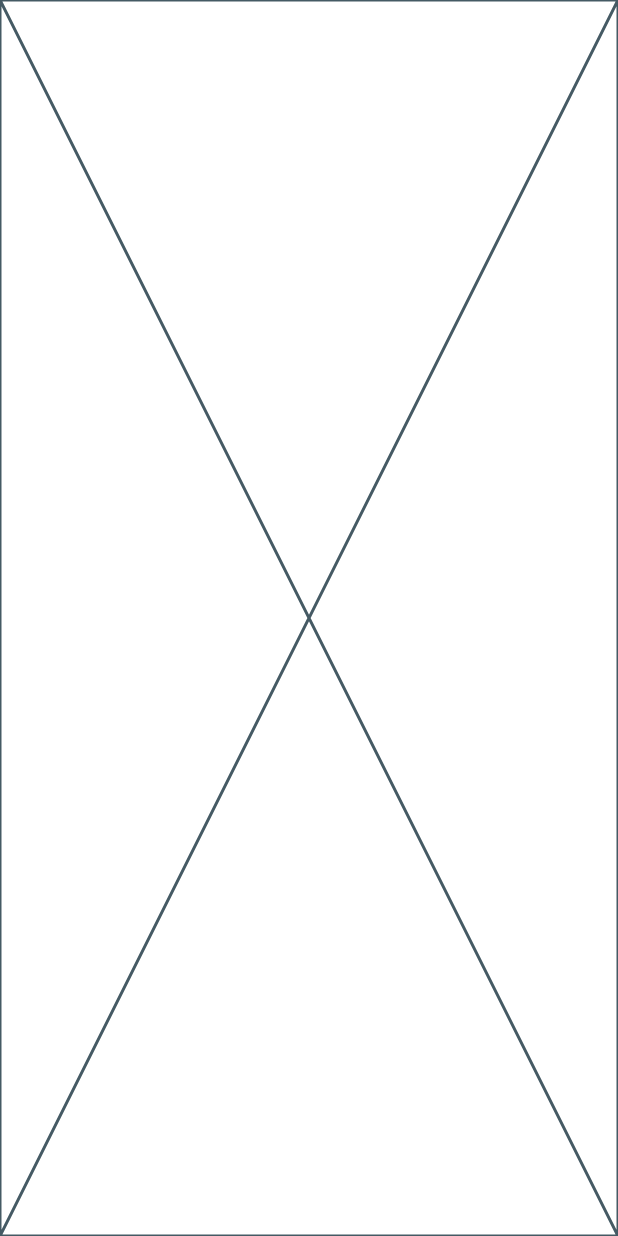
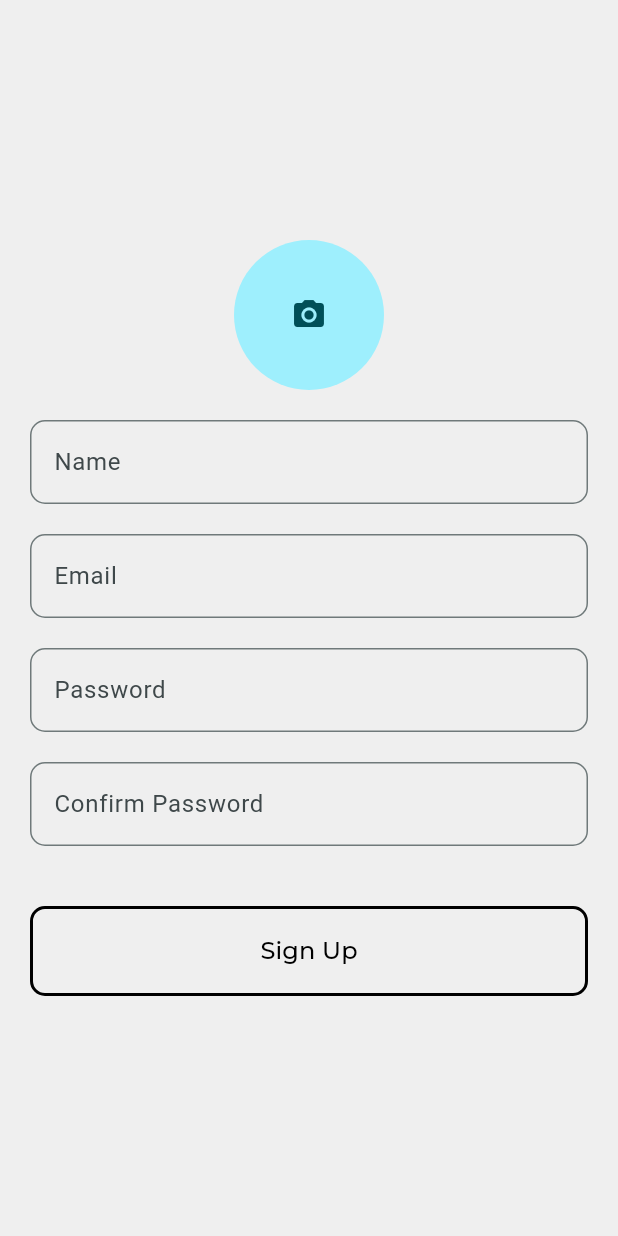
Before and after one commit to Flutter-GG/HW-2, a Flutter app: the screen it shows after launch, after a tap on "Register", on a phone screen of 412 x 824 dp. Run offline on Flutter 3.47's test engine with Material 2 defaults, Android fonts, the light colour scheme and no system bars; our stand-ins replace animated_splash_screen, google_fonts, image_picker, page_transition.

Commit message:
Added SignUp and Login Views

```diff
--- /dev/null
+++ b/lib/App/Models/result_model.dart
@@ -0,0 +1,8 @@
+class Result {
+  final bool isSuccess;
+  final String? errorMessage;
+
+  Result({required this.isSuccess, this.errorMessage});
+
+
+}
--- /dev/null
+++ b/lib/App/Models/user_model.dart
@@ -0,0 +1,19 @@
+import 'blog_model.dart';
+
+class User {
+  final int userId;
+  final String userName;
+  final String userEmail;
+  final String password;
+  final String profileImagePath;
+  final List<Blog> blogsWritten;
+
+  User({
+    required this.userId,
+    required this.userName,
+    required this.userEmail,
+    required this.password,
+    required this.profileImagePath,
+    required this.blogsWritten,
+  });
+}
--- /dev/null
+++ b/lib/App/ViewModels/authentication_viewmodel.dart
@@ -0,0 +1,12 @@
+import 'package:flutter/foundation.dart';
+import 'signup_viewmodel.dart';
+
+class AuthViewModel with ChangeNotifier {
+  final UserViewModel _userViewModel = UserViewModel();
+
+  Future<bool> login(String email, String password) async {
+    bool isAuthenticated = _userViewModel.authenticateUser(email, password);
+
+    return isAuthenticated;
+  }
+}
--- /dev/null
+++ b/lib/App/ViewModels/signup_viewmodel.dart
@@ -0,0 +1,110 @@
+import 'dart:async';
+import '../Models/result_model.dart';
+import '../Models/user_model.dart';
+import 'package:image_picker/image_picker.dart';
+
+class UserViewModel {
+  final users = <User>[];
+
+  String userName = '';
+  String userEmail = '';
+  String userPassword = '';
+  String confirmPassword = '';
+  XFile? profileImage;
+
+  final _imageStreamController = StreamController<XFile?>.broadcast();
+  Stream<XFile?> get imageStream => _imageStreamController.stream;
+
+  final ImagePicker _imagePicker = ImagePicker();
+
+  Future<void> pickImage() async {
+    final XFile? image = await _imagePicker.pickImage(source: ImageSource.gallery);
+    profileImage = image;
+    _imageStreamController.add(image);
+  }
+
+  bool isValidEmail(String email) {
+    final regex = RegExp(r"^[a-zA-Z0-9_.+-]+@[a-zA-Z0-9-]+\.[a-zA-Z0-9-.]+$");
+    return regex.hasMatch(email);
+  }
+
+  int? getUserIndexByEmail(String email) {
+    for (int i = 0; i < users.length; i++) {
+      if (users[i].userEmail == email) {
+        return i;
+      }
+    }
+    return null;
+  }
+
+  int generateUserId() {
+    return users.length;
+  }
+
+  Result registerUser({
+    required String userName,
+    required String userEmail,
+    required String password,
+    required String confirmPassword,
+    required String profileImagePath,
+  }) {
+    if (userName.isEmpty) {
+      return Result(isSuccess: false, errorMessage: "Name cannot be empty");
+    }
+
+    if (!isValidEmail(userEmail)) {
+      return Result(isSuccess: false, errorMessage: "Invalid email format");
+    }
+
+    if (getUserIndexByEmail(userEmail) != null) {
+      return Result(isSuccess: false, errorMessage: "User with this email already exists");
+    }
+
+    if (password.isEmpty || password.length < 8) {
+      return Result(isSuccess: false, errorMessage: "Password must be at least 8 characters long");
+    }
+
+    if (password != confirmPassword) {
+      return Result(isSuccess: false, errorMessage: "Passwords do not match");
+    }
+
+    final newUser = User(
+      userId: generateUserId(),
+      userName: userName,
+      userEmail: userEmail,
+      password: password,
+      profileImagePath: profileImagePath,
+      blogsWritten: [],
+    );
+
+    users.add(newUser);
+    return Result(isSuccess: true);
+  }
+
+  Result handleRegistration() {
+    final result = registerUser(
+      userName: userName,
+      userEmail: userEmail,
+      password: userPassword,
+      confirmPassword: confirmPassword,
+      profileImagePath: profileImage?.path ?? '',
+    );
+
+    return result;
+  }
+
+  void dispose() {
+    _imageStreamController.close();
+  }
+
+  bool authenticateUser(String email, String password) {
+  int? userIndex = getUserIndexByEmail(email);
+
+  if (userIndex == null) return false;
+
+  User user = users[userIndex];
+
+  return user.password == password;
+}
+
+}
--- a/lib/App/Views/Screens/auth_view.dart
+++ b/lib/App/Views/Screens/auth_view.dart
@@ -1,6 +1,11 @@
 import 'package:blog_app/App/Views/Screens/signup_view.dart';
+import 'package:blog_app/App/utilities/extensions/strings.dart';
 import 'package:flutter/material.dart';
-import 'package:google_fonts/google_fonts.dart';
+import '../../utilities/extensions/colors.dart';
+import '../Widgets/AuthWidgets/custom_button.dart';
+import 'login_view.dart';
+
+
 
 class AuthView extends StatefulWidget {
   const AuthView({super.key});
@@ -14,7 +19,7 @@ class _AuthViewState extends State<AuthView> {
   Widget build(BuildContext context) {
     return Scaffold(
       appBar: AppBar(
-        backgroundColor: const Color(0XFFEFEFEF),
+        backgroundColor: CustomColor.primary,
         elevation: 0,
       ),
       body: Center(
@@ -22,68 +27,34 @@ class _AuthViewState extends State<AuthView> {
           children: [
             Image.asset('assets/images/BLOGD.png'),
             const SizedBox(height: 20),
-            Text("Personal Blogging Partner",
-                style: GoogleFonts.montserrat(
-                  fontSize: 16,
-                )),
+            "Personal Blogging Partner".montserrat,
             const SizedBox(height: 50),
             Image.asset('assets/images/Grad.png'),
             const SizedBox(height: 50),
-            ElevatedButton(
-                onPressed: () {
-                  Navigator.push(
-                      context,
-                      MaterialPageRoute(
-                          builder: (context) => const SignUpView()));
-                },
-                style: ElevatedButton.styleFrom(
-                  backgroundColor: const Color(0XFFEFEFEF),
-                  elevation: 0,
-                  minimumSize: const Size(300, 60),
-                  side: const BorderSide(
-                    color: Color(0XFF000000),
-                    width: 2,
-                  ),
-                  shape: RoundedRectangleBorder(
-                    borderRadius: BorderRadius.circular(10),
-                  ),
-                ),
-                child: Text('Login',
-                    style: GoogleFonts.montserrat(
-                      fontSize: 16,
-                      color: const Color(0XFF000000),
-                    ))),
+            CustomButton(
+              label: 'Login',
+              onPressed: () {
+                Navigator.push(
+                    context,
+                    MaterialPageRoute(
+                        builder: (context) => LogInView()));
+              },
+            ),
             Padding(
               padding: const EdgeInsets.all(10.0),
-              child: Text("New here?",
-                  style: GoogleFonts.montserrat(
-                    fontSize: 12,
-                  )),
+              child: "New here?".montserrat,
             ),
-            ElevatedButton(
-                onPressed: () {
-                  Navigator.push(
-                      context,
-                      MaterialPageRoute(
-                          builder: (context) => const SignUpView()));
-                },
-                style: ElevatedButton.styleFrom(
-                  backgroundColor: const Color(0XFF000000),
-                  elevation: 0,
-                  minimumSize: const Size(300, 60),
-                  side: const BorderSide(
-                    color: Color(0XFF000000),
-                    width: 2,
-                  ),
-                  shape: RoundedRectangleBorder(
-                    borderRadius: BorderRadius.circular(10),
-                  ),
-                ),
-                child: Text('Register',
-                    style: GoogleFonts.montserrat(
-                      fontSize: 16,
-                      color: const Color(0XFFEFEFEF),
-                    )))
+            CustomButton(
+              label: 'Register',
+              backgroundColor: CustomColor.black,
+              textColor: CustomColor.white,
+              onPressed: () {
+                Navigator.push(
+                    context,
+                    MaterialPageRoute(
+                        builder: (context) => const SignUpView()));
+              },
+            )
           ],
         ),
       ),
--- a/lib/App/Views/Screens/signup_view.dart
+++ b/lib/App/Views/Screens/signup_view.dart
@@ -1,10 +1,28 @@
 import 'package:flutter/material.dart';
+import '../../ViewModels/signup_viewmodel.dart';
+import '../Widgets/SignUpWidgets/signup_form.dart';
 
-class SignUpView extends StatelessWidget {
+
+class SignUpView extends StatefulWidget {
   const SignUpView({super.key});
 
   @override
+  createState() => _SignUpViewState();
+}
+
+class _SignUpViewState extends State<SignUpView> {
+  final UserViewModel _userViewModel = UserViewModel();
+
+  @override
   Widget build(BuildContext context) {
-    return const Placeholder();
+    return Scaffold(
+      body: SignUpForm(userViewModel: _userViewModel),
+    );
+  }
+
+  @override
+  void dispose() {
+    _userViewModel.dispose();
+    super.dispose();
   }
 }
--- /dev/null
+++ b/lib/App/Views/Widgets/AuthWidgets/custom_button.dart
@@ -0,0 +1,44 @@
+import 'package:flutter/material.dart';
+import 'package:google_fonts/google_fonts.dart';
+import '../../../utilities/extensions/colors.dart';
+
+class CustomButton extends StatelessWidget {
+  final String label;
+  final Function onPressed;
+  final Color backgroundColor;
+  final Color textColor;
+
+  const CustomButton({
+    super.key,
+    required this.label,
+    required this.onPressed,
+    this.backgroundColor = CustomColor.primary,
+    this.textColor = CustomColor.black,
+  });
+
+  @override
+  Widget build(BuildContext context) {
+    return Padding(
+      padding: const EdgeInsets.symmetric(horizontal: 20),
+      child: ElevatedButton(
+        onPressed: () => onPressed(),
+        style: ElevatedButton.styleFrom(
+          backgroundColor: backgroundColor,
+          elevation: 0,
+          minimumSize: const Size(double.infinity, 60),
+          side: const BorderSide(
+            color: CustomColor.black,
+            width: 2,
+          ),
+          shape: RoundedRectangleBorder(
+            borderRadius: BorderRadius.circular(10),
+          ),
+        ),
+        child: Text(
+          label,
+          style: GoogleFonts.montserrat(fontSize: 16, color: textColor),
+        ),
+      ),
+    );
+  }
+}
--- /dev/null
+++ b/lib/App/Views/Widgets/SignUpWidgets/custom_text_field.dart
@@ -0,0 +1,33 @@
+import 'package:flutter/material.dart';
+
+class CustomTextField extends StatelessWidget {
+  final String labelText;
+  final String hintText;
+  final bool isObscure;
+  final Function(String)? onChanged;
+
+  const CustomTextField({super.key,
+    required this.labelText,
+    required this.hintText,
+    this.isObscure = false,
+    this.onChanged,
+  });
+
+  @override
+  Widget build(BuildContext context) {
+    return Padding(
+      padding: const EdgeInsets.symmetric(horizontal: 20),
+      child: TextField(
+        onChanged: onChanged,
+        obscureText: isObscure,
+        decoration: InputDecoration(
+          border: OutlineInputBorder(
+            borderRadius: BorderRadius.circular(10),
+          ),
+          labelText: labelText,
+          hintText: hintText,
+        ),
+      ),
+    );
+  }
+}
--- /dev/null
+++ b/lib/App/Views/Widgets/SignUpWidgets/signup_form.dart
@@ -0,0 +1,86 @@
+
+import 'dart:io';
+
+import 'package:flutter/material.dart';
+import 'package:image_picker/image_picker.dart';
+
+import '../../../ViewModels/signup_viewmodel.dart';
+import '../../Screens/home_view.dart';
+import '../AuthWidgets/custom_button.dart';
+import 'custom_text_field.dart';
+
+class SignUpForm extends StatelessWidget {
+  final UserViewModel userViewModel;
+
+  const SignUpForm({super.key, required this.userViewModel});
+
+  @override
+  Widget build(BuildContext context) {
+    return Column(
+      mainAxisAlignment: MainAxisAlignment.center,
+      children: [
+        StreamBuilder<XFile?>(
+          stream: userViewModel.imageStream,
+          builder: (context, snapshot) {
+            if (snapshot.hasData) {
+              return CircleAvatar(
+                radius: 50,
+                backgroundImage: FileImage(File(snapshot.data!.path)),
+              );
+            } else {
+              return CircleAvatar(
+                radius: 50,
+                child: IconButton(
+                  icon: const Icon(Icons.camera_alt),
+                  onPressed: () async {
+                    await userViewModel.pickImage();
+                  },
+                ),
+              );
+            }
+          },
+        ),
+        const SizedBox(height: 20),
+        CustomTextField(
+          labelText: 'Name',
+          hintText: 'Enter your name',
+          onChanged: (value) => userViewModel.userName = value,
+        ),
+        const SizedBox(height: 20),
+        CustomTextField(
+          labelText: 'Email',
+          hintText: 'Enter your email',
+          onChanged: (value) => userViewModel.userEmail = value,
+        ),
+        const SizedBox(height: 20),
+        CustomTextField(
+          labelText: 'Password',
+          hintText: 'Enter your password',
+          isObscure: true,
+          onChanged: (value) => userViewModel.userPassword = value,
+        ),
+        const SizedBox(height: 20),
+        CustomTextField(
+          labelText: 'Confirm Password',
+          hintText: 'Re-enter your password',
+          isObscure: true,
+          onChanged: (value) => userViewModel.confirmPassword = value,
+        ),
+        const SizedBox(height: 40),
+        CustomButton(
+          label: 'Sign Up',
+          onPressed: () {
+            final result = userViewModel.handleRegistration();
+            if (result.isSuccess) {
+              Navigator.push(
+                  context, MaterialPageRoute(builder: (context) => const HomeView()));
+            } else {
+              ScaffoldMessenger.of(context)
+                  .showSnackBar(SnackBar(content: Text(result.errorMessage!)));
+            }
+          },
+        ),
+      ],
+    );
+  }
+}
--- a/lib/App/utilities/extensions/colors.dart
+++ b/lib/App/utilities/extensions/colors.dart
@@ -0,0 +1,7 @@
+import 'package:flutter/material.dart';
+
+extension CustomColor on Color {
+  static const primary = Color(0XFFEFEFEF);
+  static const black = Color(0XFF000000);
+  static const white = Color(0XFFFFFFFF);
+}
--- a/pubspec.yaml
+++ b/pubspec.yaml
@@ -38,6 +38,8 @@ dependencies:
   google_fonts: ^5.1.0
   animated_splash_screen: ^1.3.0
   page_transition: ^2.0.9
+  image_picker: ^1.0.2
+  provider: ^6.0.5
 
 dev_dependencies:
   flutter_test:
```
Also changed, not shown: assets/data/data.json (+164 -0 lines), lib/App/Models/blog_model.dart (+35 -0 lines), lib/App/Views/Screens/login_view.dart (added, +64 -0 lines), lib/App/utilities/extensions/strings.dart (+9 -0 lines), pubspec.lock, 51 other files.
